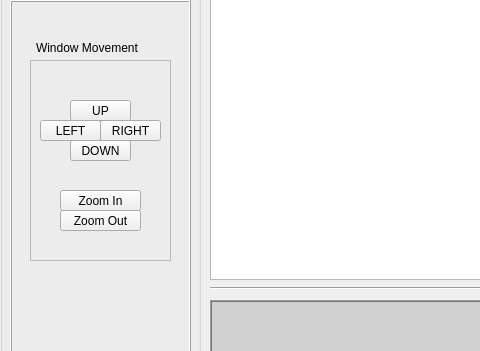
Qt form mainwindow.ui (renannetto/sistema-grafico-interativo) before a commit; both pictures show x 0 to 480 and y 269 to 620 of the 886 by 713 pixel window.
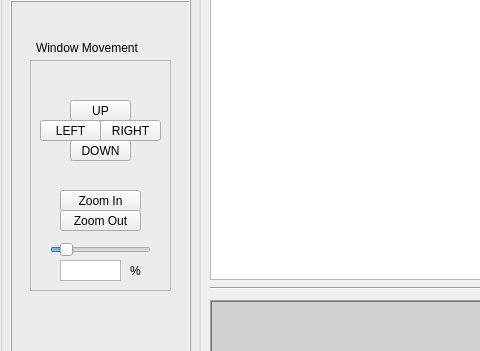
The same form after that commit.

The edit to the form file:
```diff
--- a/mainwindow.ui
+++ b/mainwindow.ui
@@ -103,7 +103,7 @@
         <x>20</x>
         <y>60</y>
         <width>141</width>
-        <height>201</height>
+        <height>231</height>
        </rect>
       </property>
       <property name="frameShape">
@@ -190,6 +190,124 @@
         <string>UP</string>
        </property>
       </widget>
+      <widget class="QSlider" name="horizontalSlider">
+       <property name="geometry">
+        <rect>
+         <x>20</x>
+         <y>180</y>
+         <width>101</width>
+         <height>20</height>
+        </rect>
+       </property>
+       <property name="palette">
+        <palette>
+         <active>
+          <colorrole role="Highlight">
+           <brush brushstyle="SolidPattern">
+            <color alpha="255">
+             <red>93</red>
+             <green>156</green>
+             <blue>215</blue>
+            </color>
+           </brush>
+          </colorrole>
+          <colorrole role="Link">
+           <brush brushstyle="SolidPattern">
+            <color alpha="255">
+             <red>61</red>
+             <green>87</green>
+             <blue>255</blue>
+            </color>
+           </brush>
+          </colorrole>
+         </active>
+         <inactive>
+          <colorrole role="Highlight">
+           <brush brushstyle="SolidPattern">
+            <color alpha="255">
+             <red>93</red>
+             <green>156</green>
+             <blue>215</blue>
+            </color>
+           </brush>
+          </colorrole>
+          <colorrole role="Link">
+           <brush brushstyle="SolidPattern">
+            <color alpha="255">
+             <red>61</red>
+             <green>87</green>
+             <blue>255</blue>
+            </color>
+           </brush>
+          </colorrole>
+         </inactive>
+         <disabled>
+          <colorrole role="Highlight">
+           <brush brushstyle="SolidPattern">
+            <color alpha="255">
+             <red>215</red>
+             <green>215</green>
+             <blue>215</blue>
+            </color>
+           </brush>
+          </colorrole>
+          <colorrole role="Link">
+           <brush brushstyle="SolidPattern">
+            <color alpha="255">
+             <red>61</red>
+             <green>87</green>
+             <blue>255</blue>
+            </color>
+           </brush>
+          </colorrole>
+         </disabled>
+        </palette>
+       </property>
+       <property name="minimum">
+        <number>1</number>
+       </property>
+       <property name="maximum">
+        <number>90</number>
+       </property>
+       <property name="sliderPosition">
+        <number>10</number>
+       </property>
+       <property name="tracking">
+        <bool>true</bool>
+       </property>
+       <property name="orientation">
+        <enum>Qt::Horizontal</enum>
+       </property>
+      </widget>
+      <widget class="QTextBrowser" name="textBrowser_2">
+       <property name="geometry">
+        <rect>
+         <x>30</x>
+         <y>200</y>
+         <width>61</width>
+         <height>21</height>
+        </rect>
+       </property>
+       <property name="verticalScrollBarPolicy">
+        <enum>Qt::ScrollBarAlwaysOff</enum>
+       </property>
+       <property name="horizontalScrollBarPolicy">
+        <enum>Qt::ScrollBarAlwaysOff</enum>
+       </property>
+      </widget>
+      <widget class="QLabel" name="label_2">
+       <property name="geometry">
+        <rect>
+         <x>100</x>
+         <y>200</y>
+         <width>16</width>
+         <height>21</height>
+        </rect>
+       </property>
+       <property name="text">
+        <string>%</string>
+       </property>
+      </widget>
      </widget>
     </widget>
     <widget class="QLabel" name="label_4">
```
Left out of the diff: 40 changed lines with no effect on the pictures.
